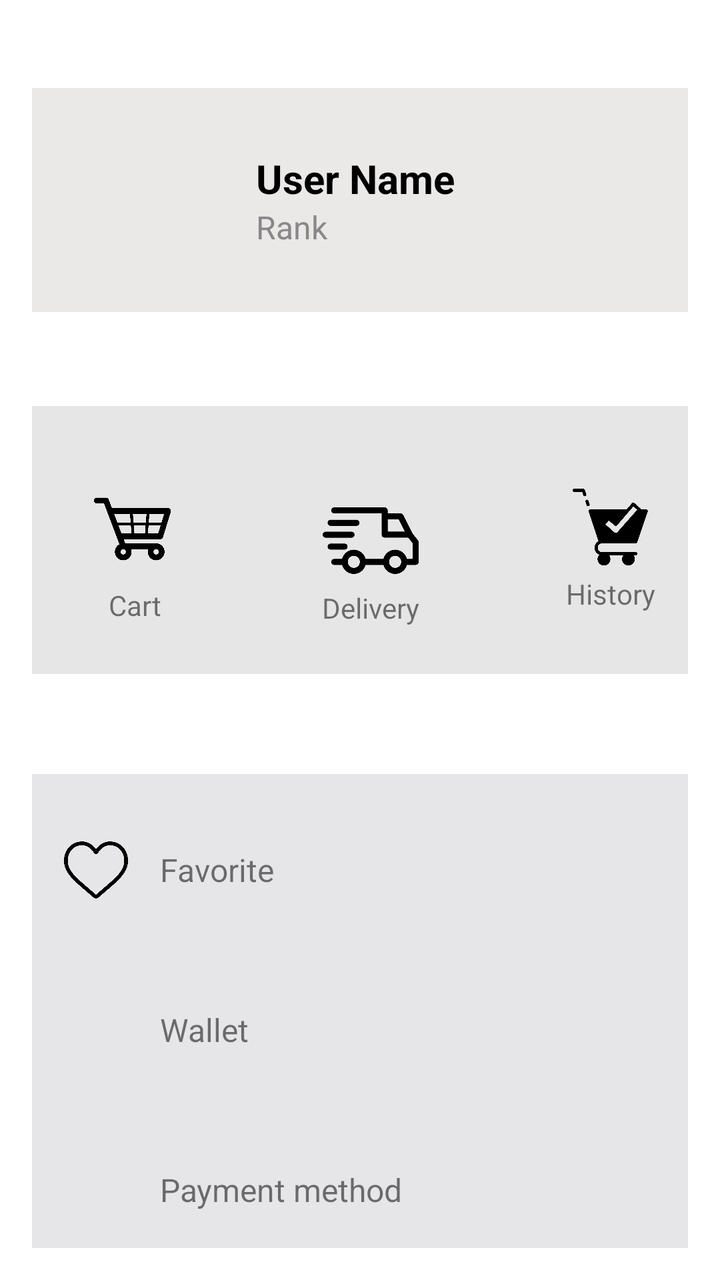
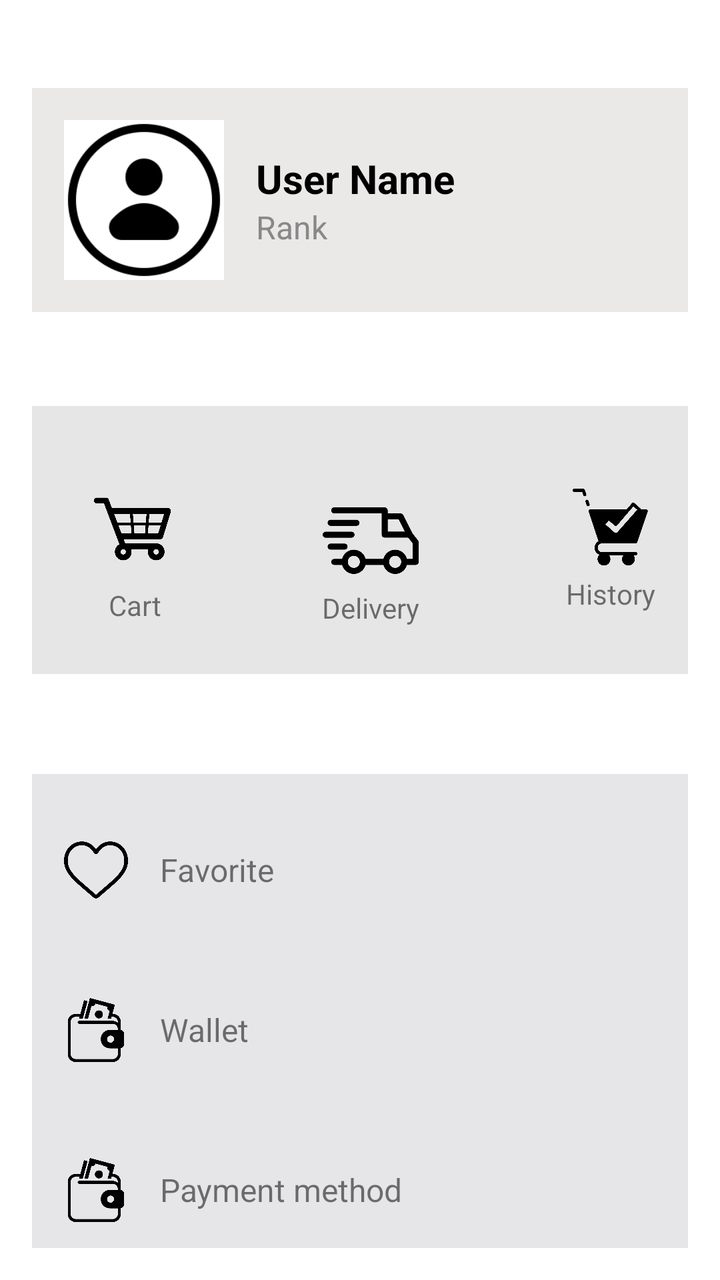

Compare the two renders of this Android layout. The source of the first and the diff that turns it into the second are given below.
<!-- AndroidManifest.xml: fallback theme Theme.MaterialComponents.DayNight.NoActionBar -->
<!-- res/layout/user_menu.xml -->
<androidx.constraintlayout.widget.ConstraintLayout xmlns:android="http://schemas.android.com/apk/res/android"
    xmlns:app="http://schemas.android.com/apk/res-auto"
    xmlns:tools="http://schemas.android.com/tools"
    android:layout_width="match_parent"
    android:layout_height="match_parent"
    android:padding="16dp">

    <LinearLayout
        android:id="@+id/linearLayout"
        android:layout_width="0dp"
        android:layout_height="wrap_content"
        android:layout_marginTop="28dp"
        android:background="#EBE8E8"
        android:gravity="center_vertical"
        android:orientation="horizontal"
        android:padding="16dp"
        app:layout_constraintEnd_toEndOf="parent"
        app:layout_constraintHorizontal_bias="0.0"
        app:layout_constraintStart_toStartOf="parent"
        app:layout_constraintTop_toTopOf="parent">

        <ImageView
            android:id="@+id/ava"
            android:layout_width="80dp"
            android:layout_height="80dp"
            android:layout_marginEnd="16dp"
            android:contentDescription="User avatar"
            android:src="@drawable/ava" />

        <LinearLayout
            android:layout_width="wrap_content"
            android:layout_height="wrap_content"
            android:gravity="center_vertical"
            android:orientation="vertical">

            <TextView
                android:id="@+id/username"
                android:layout_width="wrap_content"
                android:layout_height="wrap_content"
                android:text="User Name"
                android:textColor="#000"
                android:textSize="20sp"
                android:textStyle="bold" />

            <TextView
                android:id="@+id/rank"
                android:layout_width="wrap_content"
                android:layout_height="wrap_content"
                android:text="Rank"
                android:textColor="#888"
                android:textSize="16sp" />
        </LinearLayout>
    </LinearLayout>

    <LinearLayout
        android:id="@+id/linearLayoutMid"
        android:layout_width="383dp"
        android:layout_height="134dp"
        android:layout_marginStart="14dp"
        android:layout_marginTop="47dp"
        android:background="#E6E6E6"
        android:orientation="horizontal"
        android:padding="10dp"
        app:layout_constraintEnd_toEndOf="parent"
        app:layout_constraintStart_toStartOf="parent"
        app:layout_constraintTop_toBottomOf="@+id/linearLayout">

        <LinearLayout
            android:id="@+id/cartSection"
            android:layout_width="103dp"
            android:layout_height="122dp"
            android:layout_weight="1"
            android:gravity="center"
            android:orientation="vertical">

            <ImageView
                android:id="@+id/order"
                android:layout_width="48dp"
                android:layout_height="57dp"
                android:src="@drawable/cart" />

            <TextView
                android:layout_width="wrap_content"
                android:layout_height="wrap_content"
                android:text="Cart" />
        </LinearLayout>

        <LinearLayout
            android:id="@+id/storeSection"
            android:layout_width="92dp"
            android:layout_height="134dp"
            android:layout_weight="1"
            android:gravity="center"
            android:orientation="vertical">

            <ImageView
                android:layout_width="48dp"
                android:layout_height="48dp"
                android:src="@drawable/shipping" />

            <TextView
                android:layout_width="wrap_content"
                android:layout_height="wrap_content"
                android:text="Delivery" />
        </LinearLayout>

        <LinearLayout
            android:id="@+id/historySelection"
            android:layout_width="107dp"
            android:layout_height="120dp"
            android:layout_weight="1"
            android:gravity="center"
            android:orientation="vertical">

            <ImageView
                android:id="@+id/history"
                android:layout_width="48dp"
                android:layout_height="48dp"
                android:src="@drawable/history" />

            <TextView
                android:layout_width="wrap_content"
                android:layout_height="wrap_content"
                android:text="History" />
        </LinearLayout>
    </LinearLayout>

    <LinearLayout
        android:layout_width="381dp"
        android:layout_height="443dp"
        android:layout_marginTop="50dp"
        android:background="#E6E6E9"
        android:orientation="vertical"
        app:layout_constraintEnd_toEndOf="parent"
        app:layout_constraintHorizontal_bias="0.0"
        app:layout_constraintStart_toStartOf="parent"
        app:layout_constraintTop_toBottomOf="@+id/linearLayoutMid">

        
        <LinearLayout
            android:layout_width="match_parent"
            android:layout_height="wrap_content"
            android:layout_marginTop="16dp"
            android:gravity="center_vertical"
            android:orientation="horizontal"
            android:padding="16dp">

            <ImageView
                android:layout_width="32dp"
                android:layout_height="32dp"
                android:layout_marginEnd="16dp"
                android:src="@drawable/heart" />

            <TextView
                android:layout_width="wrap_content"
                android:layout_height="wrap_content"
                android:text="Favorite"
                android:textSize="16sp" />
        </LinearLayout>

        
        <LinearLayout
            android:layout_width="match_parent"
            android:layout_height="wrap_content"
            android:layout_marginTop="16dp"
            android:gravity="center_vertical"
            android:orientation="horizontal"
            android:padding="16dp">

            <ImageView
                android:layout_width="32dp"
                android:layout_height="32dp"
                android:layout_marginEnd="16dp"
                android:src="@drawable/wallet_ic" />

            <TextView
                android:layout_width="wrap_content"
                android:layout_height="wrap_content"
                android:text="Wallet"
                android:textSize="16sp" />
        </LinearLayout>

        
        <LinearLayout
            android:layout_width="match_parent"
            android:layout_height="wrap_content"
            android:layout_marginTop="16dp"
            android:gravity="center_vertical"
            android:orientation="horizontal"
            android:padding="16dp">

            <ImageView
                android:layout_width="32dp"
                android:layout_height="32dp"
                android:layout_marginEnd="16dp"
                android:src="@drawable/wallet_ic" />

            <TextView
                android:layout_width="wrap_content"
                android:layout_height="wrap_content"
                android:text="Payment method"
                android:textSize="16sp" />
        </LinearLayout>

        
        <LinearLayout
            android:layout_width="match_parent"
            android:layout_height="74dp"
            android:layout_marginTop="16dp"
            android:gravity="center_vertical"
            android:orientation="horizontal"
            android:padding="16dp">

            <ImageView
                android:layout_width="32dp"
                android:layout_height="32dp"
                android:layout_marginEnd="16dp"
                android:src="@drawable/star" />

            <TextView
                android:layout_width="wrap_content"
                android:layout_height="wrap_content"
                android:text="Evaluate"
                android:textSize="16sp" />
        </LinearLayout>

        <LinearLayout
            android:layout_width="match_parent"
            android:layout_height="65dp"
            android:layout_marginTop="16dp"
            android:gravity="center_vertical"
            android:orientation="horizontal"
            android:padding="16dp">

            <ImageView
                android:layout_width="32dp"
                android:layout_height="32dp"
                android:layout_marginEnd="16dp"
                android:src="@drawable/setting" />

            <TextView
                android:layout_width="wrap_content"
                android:layout_height="wrap_content"
                android:text="Setting"
                android:textSize="16sp" />
        </LinearLayout>
    </LinearLayout>

</androidx.constraintlayout.widget.ConstraintLayout>
<!-- resources referenced by this layout -->
<resources>
  <!-- drawable cart: png bitmap (drawable, 16990 bytes) -->
  <!-- drawable heart: png bitmap (drawable, 17743 bytes) -->
  <!-- drawable history: png bitmap (drawable, 26809 bytes) -->
  <!-- drawable setting: png bitmap (drawable, 13278 bytes) -->
  <!-- drawable shipping: png bitmap (drawable, 12976 bytes) -->
  <!-- drawable star: png bitmap (drawable, 25296 bytes) -->
</resources>

<!-- the commit's change to res/layout/user_menu.xml (unified diff, before → after) -->
@@ -171,7 +171,7 @@
                 android:layout_width="32dp"
                 android:layout_height="32dp"
                 android:layout_marginEnd="16dp"
-                android:src="@drawable/wallet_ic" />
+                android:src="@drawable/wallet" />
 
             <TextView
                 android:layout_width="wrap_content"
@@ -193,7 +193,7 @@
                 android:layout_width="32dp"
                 android:layout_height="32dp"
                 android:layout_marginEnd="16dp"
-                android:src="@drawable/wallet_ic" />
+                android:src="@drawable/wallet" />
 
             <TextView
                 android:layout_width="wrap_content"
<!-- resource entries referenced after the edit -->
@@ -1,10 +1,12 @@
 <!-- resources referenced by this layout -->
 <resources>
+  <!-- drawable ava: png bitmap (drawable, 3052 bytes) -->
   <!-- drawable cart: png bitmap (drawable, 16990 bytes) -->
   <!-- drawable heart: png bitmap (drawable, 17743 bytes) -->
   <!-- drawable history: png bitmap (drawable, 26809 bytes) -->
   <!-- drawable setting: png bitmap (drawable, 13278 bytes) -->
   <!-- drawable shipping: png bitmap (drawable, 12976 bytes) -->
   <!-- drawable star: png bitmap (drawable, 25296 bytes) -->
+  <!-- drawable wallet: png bitmap (drawable, 9030 bytes) -->
 </resources>
 
